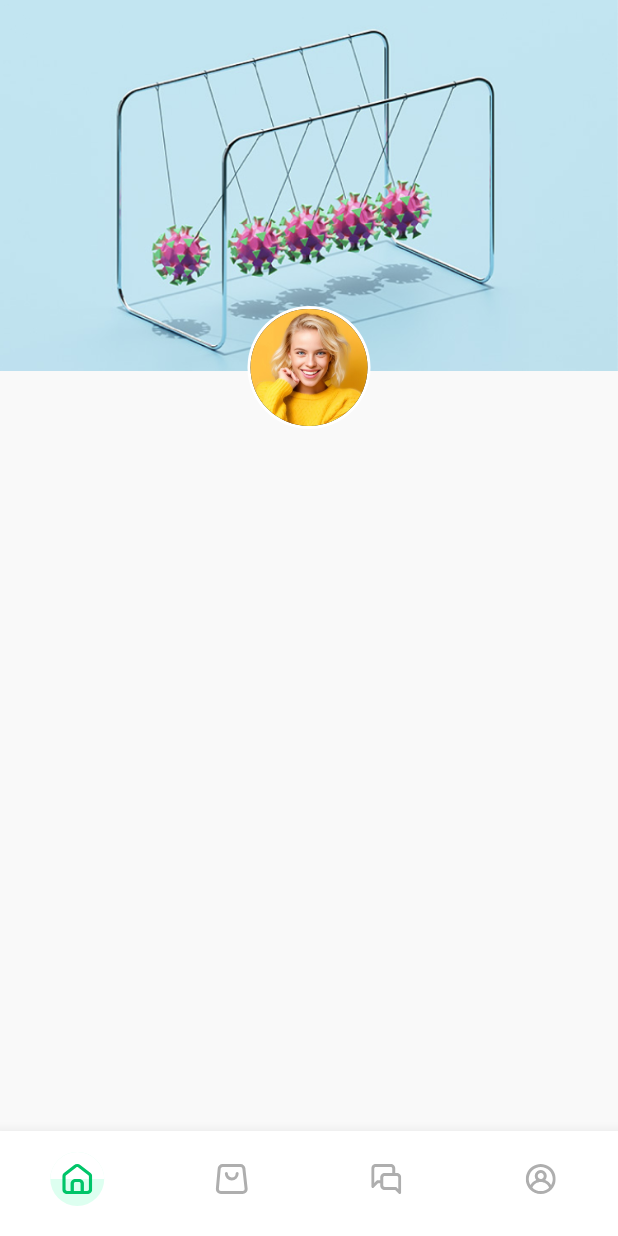
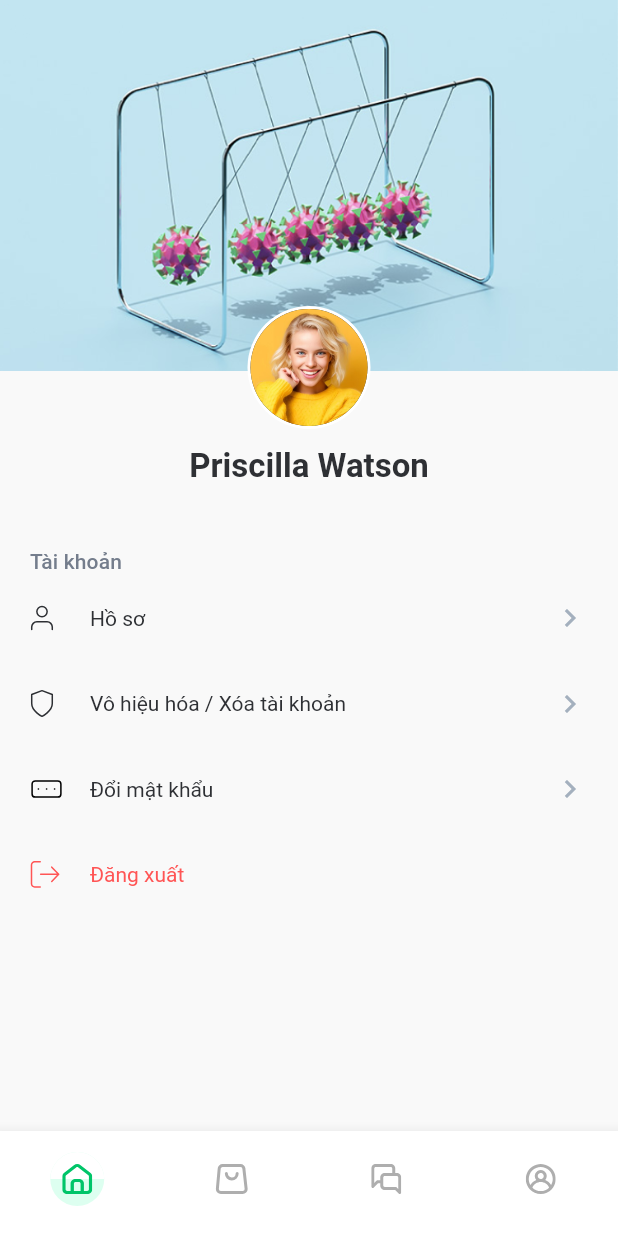
Before and after one commit to thoghoaq/CapstoneFA23, a Flutter app: the ProfilePage screen opened by its route, on a phone screen of 412 x 824 dp. Run offline on Flutter 3.47's test engine with Material 2 defaults, Android fonts, the phone set to English and light mode, and no system bars; our stand-ins replace flutter_svg, go_router, pinput, responsive_framework; Roboto replaces fonts that are missing (SFUIText); project files that could hold a hidden picture were left out.

Commit message:
comple profile

```diff
--- a/capstone_fa23_customer/lib/pages/profile_page.dart
+++ b/capstone_fa23_customer/lib/pages/profile_page.dart
@@ -1,13 +1,19 @@
+import 'package:capstone_fa23_customer/partials/profile_list_tile.dart';
 import 'package:design_kit/material.dart';
 import 'package:flutter/material.dart';
+import 'package:flutter_svg/svg.dart';
 
 class ProfilePage extends StatelessWidget {
   const ProfilePage({super.key});
 
+  String get _name => "Priscilla Watson";
+
   @override
   Widget build(BuildContext context) {
     return Scaffold(
-      body: SizedBox(
+      body: Column(
+        children: [
+          SizedBox(
             height: 286,
             child: Stack(
               children: [
@@ -30,7 +36,8 @@ class ProfilePage extends StatelessWidget {
                     child: Padding(
                       padding: const EdgeInsets.all(2),
                       child: DAvatarCircle(
-                    image: Image.asset('assets/images/contexts/avatar_1.jpg'),
+                        image:
+                            Image.asset('assets/images/contexts/avatar_1.jpg'),
                         radius: 78,
                       ),
                     ),
@@ -39,6 +46,71 @@ class ProfilePage extends StatelessWidget {
               ],
             ),
           ),
+          const SizedBox(height: 10),
+          Text(_name, style: Theme.of(context).textTheme.headlineMedium),
+          const SizedBox(
+            height: 20,
+          ),
+          Expanded(
+            child: Padding(
+              padding: const EdgeInsets.all(20),
+              child: Column(
+                crossAxisAlignment: CrossAxisAlignment.start,
+                children: [
+                  const SizedBox(
+                    width: double.infinity,
+                  ),
+                  Text(
+                    "Tài khoản",
+                    style: Theme.of(context).textTheme.labelLarge,
+                  ),
+                  ProfileListTile(
+                    title: Text("Hồ sơ",
+                        style: Theme.of(context).textTheme.displayMedium),
+                    leading: SvgPicture.asset("assets/images/icons/person.svg"),
+                    trailing: const Icon(
+                      Icons.navigate_next,
+                      color: DColors.gray3,
+                    ),
+                    onTap: () {},
+                  ),
+                  ProfileListTile(
+                    title: Text("Vô hiệu hóa / Xóa tài khoản",
+                        style: Theme.of(context).textTheme.displayMedium),
+                    leading: SvgPicture.asset(
+                        "assets/images/icons/verification.svg"),
+                    trailing: const Icon(
+                      Icons.navigate_next,
+                      color: DColors.gray3,
+                    ),
+                    onTap: () {},
+                  ),
+                  ProfileListTile(
+                    title: Text("Đổi mật khẩu",
+                        style: Theme.of(context).textTheme.displayMedium),
+                    leading:
+                        SvgPicture.asset("assets/images/icons/password.svg"),
+                    trailing: const Icon(
+                      Icons.navigate_next,
+                      color: DColors.gray3,
+                    ),
+                    onTap: () {},
+                  ),
+                  ProfileListTile(
+                    title: Text("Đăng xuất",
+                        style: Theme.of(context).textTheme.displayMedium?.apply(
+                              color: DColors.red,
+                            )),
+                    leading: SvgPicture.asset("assets/images/icons/exit.svg"),
+                    onTap: () {},
+                    showBottomDivider: false,
+                  ),
+                ],
+              ),
+            ),
+          )
+        ],
+      ),
     );
   }
 }
--- /dev/null
+++ b/capstone_fa23_customer/lib/partials/profile_list_tile.dart
@@ -0,0 +1,44 @@
+import 'package:design_kit/material.dart';
+import 'package:flutter/material.dart';
+
+class ProfileListTile extends StatelessWidget {
+  final Text title;
+  final Widget? leading;
+  final Widget? trailing;
+  final VoidCallback? onTap;
+  final bool showTopDivider;
+  final bool showBottomDivider;
+
+  const ProfileListTile({
+    super.key,
+    required this.title,
+    this.leading,
+    this.trailing,
+    this.onTap,
+    this.showBottomDivider = true,
+    this.showTopDivider = false,
+  });
+
+  @override
+  Widget build(BuildContext context) {
+    return Container(
+      decoration: BoxDecoration(
+        border: Border(
+          bottom: showBottomDivider
+              ? const BorderSide(color: DColors.gray6)
+              : BorderSide.none,
+          top: showTopDivider
+              ? const BorderSide(color: DColors.gray6)
+              : BorderSide.none,
+        ),
+      ),
+      child: ListTile(
+        contentPadding: EdgeInsets.zero,
+        leading: leading,
+        title: title,
+        trailing: trailing,
+        onTap: onTap,
+      ),
+    );
+  }
+}
--- a/capstone_fa23_customer/lib/themes/text_theme.dart
+++ b/capstone_fa23_customer/lib/themes/text_theme.dart
@@ -9,9 +9,20 @@ const textTheme = TextTheme(
       fontFamily: DFontFamily.sfUIText,
       color: DColors.whiteText,
     ),
+    headlineMedium: TextStyle(
+      fontSize: 22,
+      fontWeight: FontWeight.w600,
+      fontFamily: DFontFamily.sfUIText,
+      color: DColors.defaultText,
+    ),
     displayLarge: TextStyle(
       fontSize: 72,
       fontWeight: FontWeight.bold,
+    ),
+    displayMedium: TextStyle(
+      fontSize: 14,
+      color: DColors.defaultText,
+      fontFamily: DFontFamily.sfUIText,
     ),
     titleSmall: TextStyle(
       fontSize: 14,
@@ -28,4 +39,9 @@ const textTheme = TextTheme(
       color: DColors.defaultText,
       fontFamily: DFontFamily.sfUIText,
     ),
-);
+    labelLarge: TextStyle(
+      fontSize: 14,
+      color: DColors.gray2,
+      fontFamily: DFontFamily.sfUIText,
+      fontWeight: FontWeight.w500,
+    ));
```
Also changed, not shown: capstone_fa23_customer/assets/images/icons/exit.svg (added), capstone_fa23_customer/assets/images/icons/password.svg (added), capstone_fa23_customer/assets/images/icons/person.svg (added), capstone_fa23_customer/assets/images/icons/verification.svg (added). Lines whose indentation alone changed are shown as unchanged.
